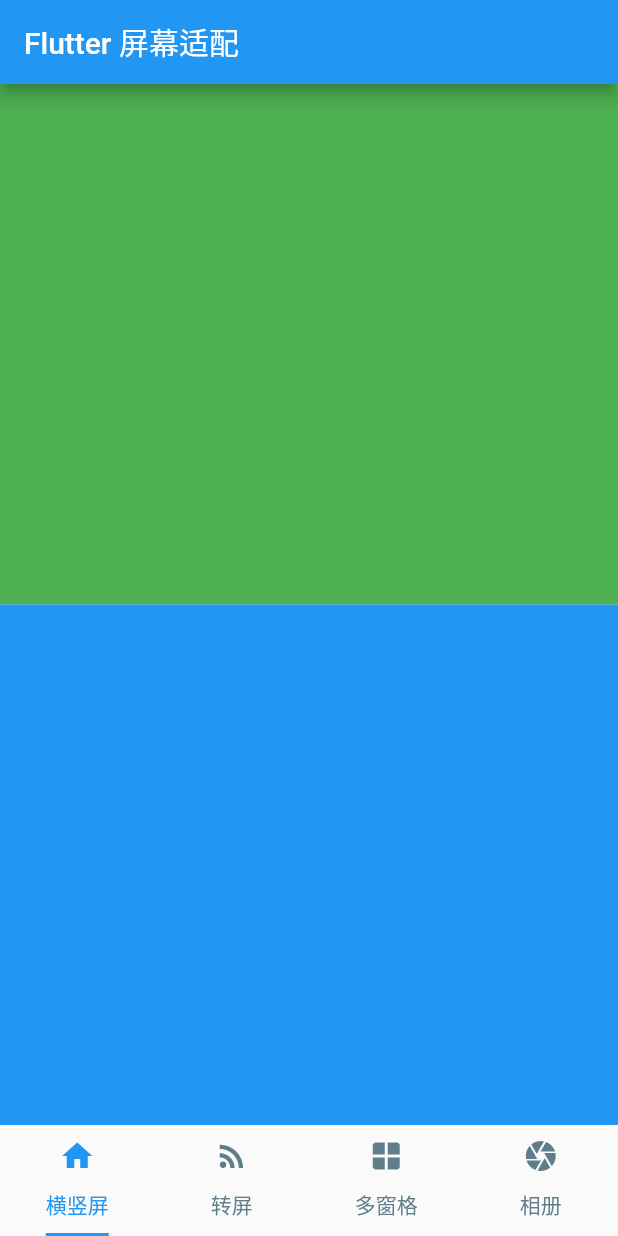
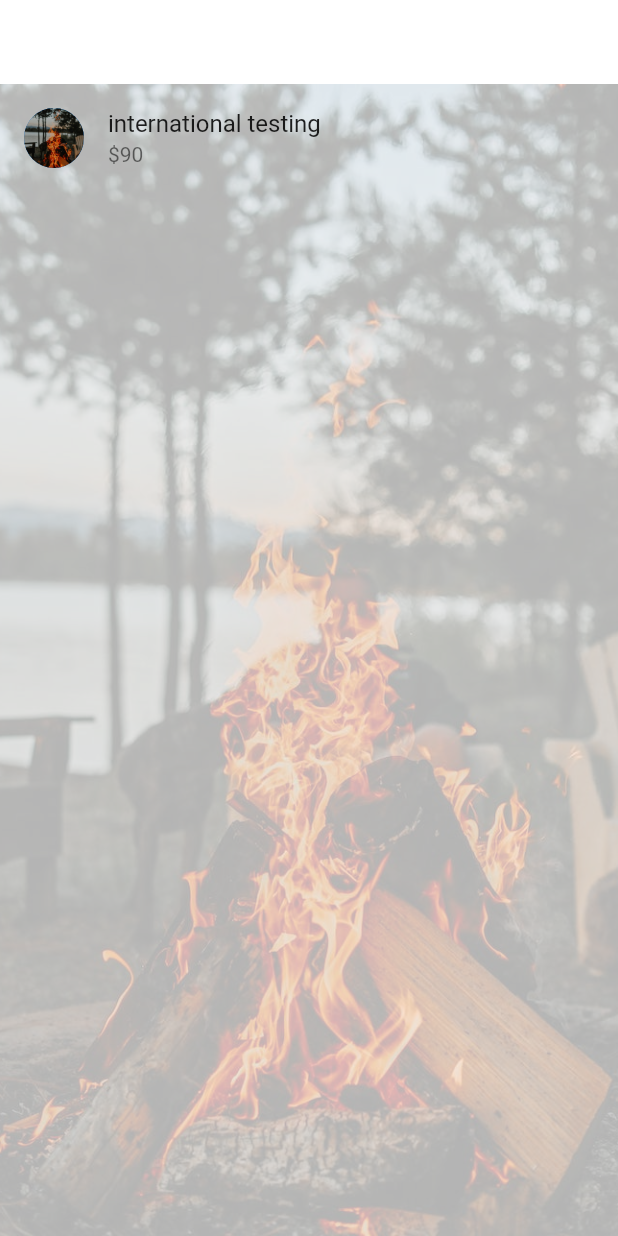
Before and after one commit to poicc/dart_code, a Flutter app: the screen it shows after launch, on a phone screen of 412 x 824 dp. Run offline on Flutter 3.47's test engine with Material 2 defaults, Android fonts, the phone set to English and light mode, and no system bars; our stand-ins replace cached_network_image, date_format, dio, event_bus, flutter_custom_clippers, flutter_datetime_picker and 6 more; missing offline and left inert: dart:html, sqlite3.

Commit message:
国际化

```diff
--- /dev/null
+++ b/flutter_demo/lib/config/app_config.dart
@@ -0,0 +1,20 @@
+import 'package:flutter/material.dart';
+
+class AppConfig extends InheritedWidget {
+  final String appName;
+  final String apiBaseUrl;
+
+  const AppConfig({
+    super.key,
+    required this.appName,
+    required this.apiBaseUrl,
+    required Widget child,
+  }) : super(child: child);
+
+  static AppConfig? of(BuildContext context) {
+    return context.dependOnInheritedWidgetOfExactType<AppConfig>();
+  }
+
+  @override
+  bool updateShouldNotify(covariant InheritedWidget oldWidget) => false;
+}
--- /dev/null
+++ b/flutter_demo/lib/i18n/intl_page.dart
@@ -0,0 +1,39 @@
+import 'package:flutter/material.dart';
+
+import '../generated/l10n.dart';
+
+class IntlPage extends StatelessWidget {
+  const IntlPage({Key? key}) : super(key: key);
+
+  @override
+  Widget build(BuildContext context) {
+    return Scaffold(
+      backgroundColor: Colors.transparent,
+      appBar: AppBar(
+        backgroundColor: Colors.transparent,
+        elevation: 0,
+        title: Text(S.of(context).title),
+      ),
+      extendBody: true,
+      body: Stack(
+        children: [
+          Container(
+            foregroundDecoration: const BoxDecoration(color: Colors.white70),
+            height: MediaQuery.of(context).size.height,
+            child: Image.asset(
+              S.current.bg,
+              fit: BoxFit.fitHeight,
+            ),
+          ),
+          ListTile(
+            title: Text(S.current.title),
+            subtitle: Text(S.current.price),
+            leading: CircleAvatar(
+              backgroundImage: AssetImage(S.current.bg),
+            ),
+          ),
+        ],
+      ),
+    );
+  }
+}
--- /dev/null
+++ b/flutter_demo/lib/l10n/intl_en.arb
@@ -0,0 +1,5 @@
+{
+  "title": "international testing",
+  "price": "$90",
+  "bg": "images/bg2.jpeg"
+}
--- /dev/null
+++ b/flutter_demo/lib/l10n/intl_zh.arb
@@ -0,0 +1,5 @@
+{
+  "title": "国际化测试",
+  "price": "¥90",
+  "bg": "images/bg1.jpeg"
+}
--- a/flutter_demo/lib/main.dart
+++ b/flutter_demo/lib/main.dart
@@ -3,7 +3,6 @@ import 'package:flutter_demo/route/count/count_page.dart';
 import 'package:flutter_demo/route/page_one.dart';
 import 'package:flutter_demo/route/page_three.dart';
 import 'package:flutter_demo/route/unknown_page.dart';
-import 'package:flutter_demo/screen/main_app_bar.dart';
 // import 'package:flutter_demo/feign/screens/main_screen.dart';
 // import 'package:flutter_demo/basic/text_widget.dart';
 // import 'package:flutter_demo/basic/image_widget.dart';
@@ -36,6 +35,9 @@ import 'package:flutter_demo/screen/main_app_bar.dart';
 // import 'package:flutter_demo/basic/form_widget.dart';
 // import 'package:flutter_demo/basic/date_demo.dart';
 import 'package:flutter_localizations/flutter_localizations.dart';
+
+import 'generated/l10n.dart';
+import 'i18n/intl_page.dart';
 
 void main() {
   runApp(const MyApp());
@@ -108,7 +110,7 @@ class MyApp extends StatelessWidget {
     //     ),
     //   ),
     // ];
-    final _navKey = GlobalKey<NavigatorState>();
+    final navKey = GlobalKey<NavigatorState>();
 
     // final List<double> doubleList = [2.0, 5.0, 8.0, 9.0, 2.0, 4.0];
 
@@ -125,17 +127,19 @@ class MyApp extends StatelessWidget {
       },
       onUnknownRoute: (RouteSettings setting) =>
           MaterialPageRoute(builder: (context) => const UnknownPage()),
-      navigatorKey: _navKey,
+      navigatorKey: navKey,
       debugShowCheckedModeBanner: false,
       title: 'Flutter UIs',
       // theme: themeList[model.themeIndex],
       localizationsDelegates: const [
+        S.delegate,
         GlobalMaterialLocalizations.delegate,
-        GlobalWidgetsLocalizations.delegate
+        GlobalWidgetsLocalizations.delegate,
+        GlobalCupertinoLocalizations.delegate
       ],
-      supportedLocales: const [Locale('zh', 'CH'), Locale('en', 'US')],
+      supportedLocales: S.delegate.supportedLocales,
       // home: PaintPage(doubleList: doubleList),
-      home: const MyHomePage(title: '屏幕适配'),
+      home: const IntlPage(),
       // onGenerateRoute: onGenerateRoute,
       // routes: {
       //   '/': (context) => const NewsPage(),
```
Also changed, not shown: flutter_demo/lib/main_dev.dart (added, +12 -0 lines), flutter_demo/lib/main_release.dart (added, +13 -0 lines), flutter_demo/lib/test_app.dart (added, +61 -0 lines), flutter_demo/pubspec.yaml (+6 -2 lines), flutter_demo/images/bg1.jpeg (added), flutter_demo/images/bg2.jpeg (added), flutter_demo/images/ss/1.png (deleted), flutter_demo/images/ss/2.png (deleted), flutter_demo/images/ss/3.png (deleted), flutter_demo/images/ss/4.png (deleted), flutter_demo/images/ss/5.png (deleted), flutter_demo/lib/generated/intl/messages_all.dart (added), flutter_demo/lib/generated/intl/messages_en.dart (added), flutter_demo/lib/generated/intl/messages_zh.dart (added), 1 more files.
